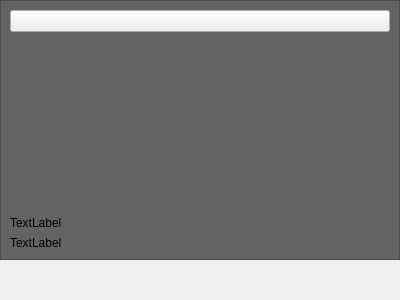
Qt form data/ui/manga_item.ui (brandonzorn/Nlight) before a commit.
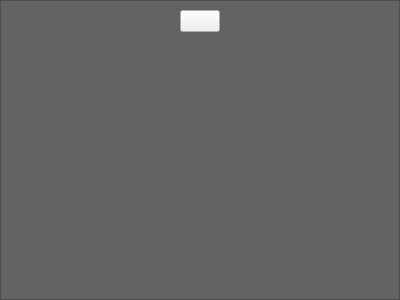
The same form after that commit.

Commit message: fixed ui added context menu to manga items

Diff of the .ui file:
```diff
--- a/data/ui/manga_item.ui
+++ b/data/ui/manga_item.ui
@@ -47,7 +47,7 @@
       <enum>QFrame::Raised</enum>
      </property>
      <layout class="QVBoxLayout" name="verticalLayout_2">
-      <item>
+      <item alignment="Qt::AlignHCenter|Qt::AlignTop">
        <widget class="QPushButton" name="pushButton">
         <property name="sizePolicy">
          <sizepolicy hsizetype="Preferred" vsizetype="Preferred">
@@ -66,36 +66,10 @@
         </property>
        </widget>
       </item>
-      <item>
-       <spacer name="verticalSpacer">
-        <property name="orientation">
-         <enum>Qt::Vertical</enum>
-        </property>
-        <property name="sizeType">
-         <enum>QSizePolicy::Expanding</enum>
-        </property>
-        <property name="sizeHint" stdset="0">
-         <size>
-          <width>20</width>
-          <height>40</height>
-         </size>
-        </property>
-       </spacer>
-      </item>
-      <item>
+      <item alignment="Qt::AlignBottom">
        <widget class="QLabel" name="name_lbl">
         <property name="text">
-         <string>TextLabel</string>
-        </property>
-        <property name="wordWrap">
-         <bool>true</bool>
-        </property>
-       </widget>
-      </item>
-      <item>
-       <widget class="QLabel" name="sub_name_lbl">
-        <property name="text">
-         <string>TextLabel</string>
+         <string/>
         </property>
         <property name="wordWrap">
          <bool>true</bool>
@@ -105,22 +79,6 @@
      </layout>
     </widget>
    </item>
-   <item>
-    <spacer name="verticalSpacer_2">
-     <property name="orientation">
-      <enum>Qt::Vertical</enum>
-     </property>
-     <property name="sizeType">
-      <enum>QSizePolicy::Preferred</enum>
-     </property>
-     <property name="sizeHint" stdset="0">
-      <size>
-       <width>20</width>
-       <height>40</height>
-      </size>
-     </property>
-    </spacer>
-   </item>
   </layout>
  </widget>
  <resources/>
```
Left out of the diff: 3 changed lines with no effect on the pictures. The commit also changes 6 other files.
